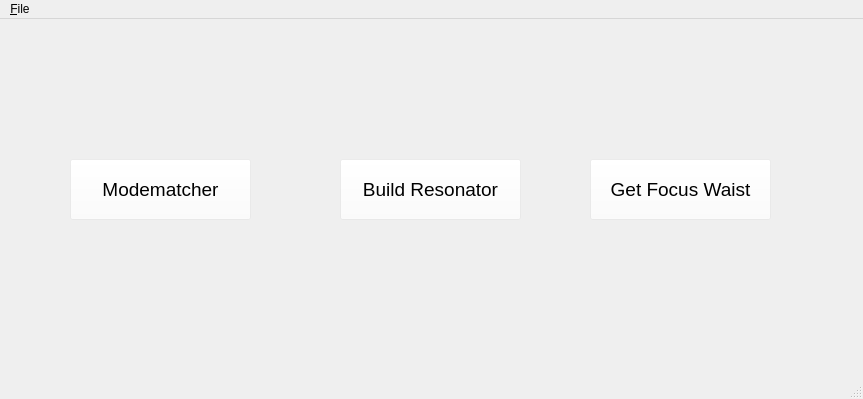
This is assets/interface.ui in NiceLaserGuy/GRay-CAD-2 as Qt 5 draws it before an edit. The edited form follows.
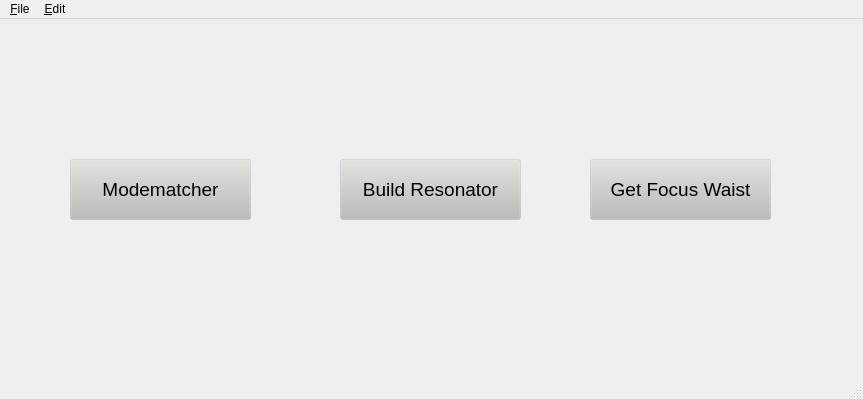
This is the edited form.

Diff of the .ui file:
```diff
--- a/assets/interface.ui
+++ b/assets/interface.ui
@@ -42,7 +42,7 @@
      </font>
     </property>
     <property name="styleSheet">
-     <string notr="true">background-color: rgba(255, 255, 255, 50)</string>
+     <string notr="true">background-color: rgba(186, 189, 182, 50);</string>
     </property>
     <property name="text">
      <string>Modematcher</string>
@@ -67,7 +67,7 @@
      </font>
     </property>
     <property name="styleSheet">
-     <string notr="true">background-color: rgba(255, 255, 255, 50)</string>
+     <string notr="true">background-color: rgba(186, 189, 182, 50);</string>
     </property>
     <property name="text">
      <string>Get Focus Waist</string>
@@ -92,7 +92,7 @@
      </font>
     </property>
     <property name="styleSheet">
-     <string notr="true">background-color: rgba(255, 255, 255, 50)</string>
+     <string notr="true">background-color: rgba(186, 189, 182, 50);</string>
     </property>
     <property name="text">
      <string>Build Resonator</string>
@@ -108,7 +108,7 @@
      <x>0</x>
      <y>0</y>
      <width>863</width>
-     <height>21</height>
+     <height>22</height>
     </rect>
    </property>
    <property name="tabletTracking">
@@ -123,7 +123,14 @@
     <addaction name="action_Save_as"/>
     <addaction name="action_Exit"/>
    </widget>
+   <widget class="QMenu" name="menu_Edit">
+    <property name="title">
+     <string>&amp;Edit</string>
+    </property>
+    <addaction name="action_Library"/>
+   </widget>
    <addaction name="menu_File"/>
+   <addaction name="menu_Edit"/>
   </widget>
   <widget class="QStatusBar" name="statusbar"/>
   <action name="action_Open">
```
Left out of the diff: 7 changed lines with no effect on the pictures.
